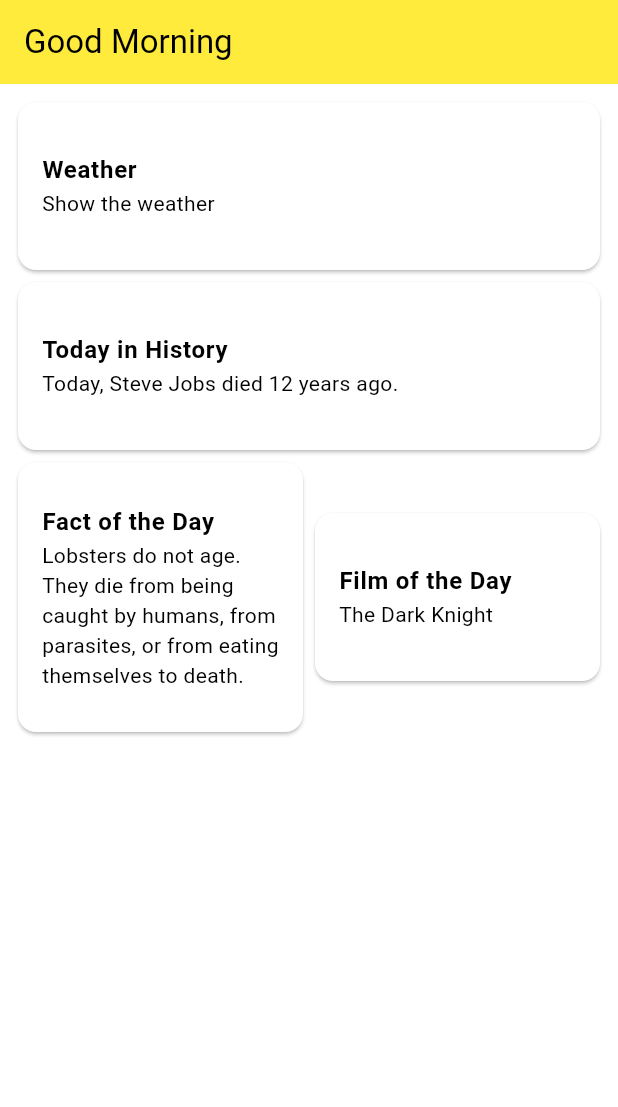
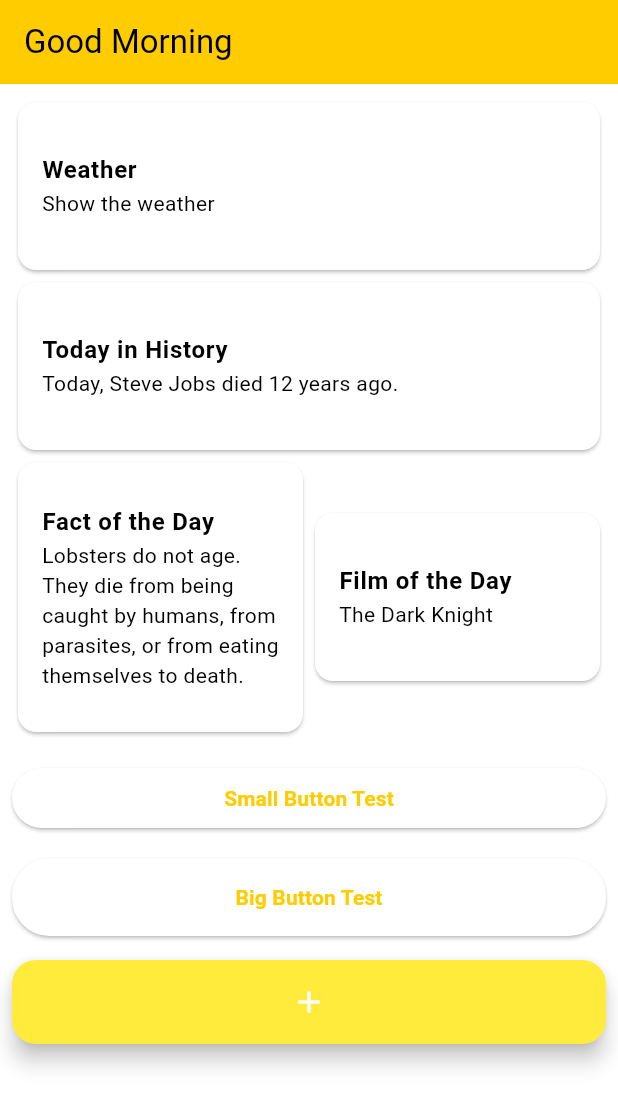
Before and after one commit to gu-tig333-ht23/grupp5, a Flutter app: the screen it shows after launch, on a phone screen of 412 x 824 dp. Shown: the top 1107 px of the screen. Run offline on Flutter 3.47's test engine with Material 3 defaults, Android fonts, the phone set to English and light mode, and no system bars; our stand-ins replace dio.

Commit message:
Common_ui med gemensamma UI element.

```diff
--- a/good_morning/lib/main.dart
+++ b/good_morning/lib/main.dart
@@ -31,7 +31,7 @@ class MyApp extends StatelessWidget {
       title: 'Good Morning',
       theme: lightTheme,
       darkTheme: darkTheme,
-      home: HomePage(),
+      home: const HomePage(),
     );
   }
 }
@@ -39,7 +39,7 @@ class MyApp extends StatelessWidget {
 ThemeData lightTheme = ThemeData(
   primaryColor: Colors.yellow,
   colorScheme: const ColorScheme.light(
-    primary: Colors.yellow,
+    primary: Color(0xFFFFCC00),
   ),
   brightness: Brightness.light,
 );
--- /dev/null
+++ b/good_morning/lib/ui/common_ui.dart
@@ -0,0 +1,78 @@
+import 'package:flutter/material.dart';
+
+Widget buildFullCard(BuildContext context, String title, String description,
+    void Function()? onTapAction) {
+  return Card(
+    color: Theme.of(context).cardColor,
+    child: ListTile(
+      contentPadding:
+          const EdgeInsets.symmetric(vertical: 20.0, horizontal: 16.0),
+      title: Text(title, style: const TextStyle(fontWeight: FontWeight.bold)),
+      subtitle: Text(description),
+      onTap: () {
+        onTapAction?.call();
+      },
+    ),
+  );
+}
+
+Widget buildHalfCard(BuildContext context, String title, String description,
+    void Function()? onTapAction) {
+  return Card(
+    color: Theme.of(context).cardColor,
+    child: ListTile(
+      contentPadding:
+          const EdgeInsets.symmetric(vertical: 20.0, horizontal: 16.0),
+      title: Text(title, style: const TextStyle(fontWeight: FontWeight.bold)),
+      subtitle: Text(description),
+      onTap: () {
+        onTapAction?.call();
+      },
+    ),
+  );
+}
+
+Widget buildSmallButton(
+    BuildContext context, String label, void Function()? onPressed) {
+  return ElevatedButton(
+    onPressed: onPressed,
+    style: ElevatedButton.styleFrom(
+      padding: const EdgeInsets.symmetric(vertical: 8.0, horizontal: 16.0),
+      shape: RoundedRectangleBorder(
+        borderRadius: BorderRadius.circular(20.0),
+      ),
+      backgroundColor: Theme.of(context).colorScheme.onPrimary,
+    ),
+    child: Text(label, style: const TextStyle(fontWeight: FontWeight.bold)),
+  );
+}
+
+Widget buildBigButton(
+    BuildContext context, String label, void Function()? onPressed) {
+  return ElevatedButton(
+    onPressed: onPressed,
+    style: ElevatedButton.styleFrom(
+      padding: const EdgeInsets.symmetric(vertical: 16.0, horizontal: 32.0),
+      shape: RoundedRectangleBorder(
+        borderRadius: BorderRadius.circular(25.0),
+      ),
+      backgroundColor: Theme.of(context).colorScheme.onPrimary,
+    ),
+    child: Text(label, style: const TextStyle(fontWeight: FontWeight.bold)),
+  );
+}
+
+Widget buildFloatingActionButton(
+  BuildContext context,
+  IconData icon,
+  void Function()? onPressed, {
+  Color? backgroundColor,
+  String? tooltip,
+}) {
+  return FloatingActionButton(
+    onPressed: onPressed,
+    backgroundColor: backgroundColor ?? Theme.of(context).primaryColor,
+    tooltip: tooltip,
+    child: Icon(icon),
+  );
+}
--- a/good_morning/lib/ui/home_page.dart
+++ b/good_morning/lib/ui/home_page.dart
@@ -1,3 +1,4 @@
+import 'common_ui.dart';
 import 'package:flutter/material.dart';
 import 'package:good_morning/ui/daily_history_ui.dart';
 import 'package:good_morning/ui/daily_fact/daily_fact_ui.dart';
@@ -5,6 +6,8 @@ import 'package:good_morning/utils/weather.dart';
 import 'package:good_morning/ui/daily_film_page.dart';
 
 class HomePage extends StatefulWidget {
+  const HomePage({super.key});
+
   @override
   HomePageState createState() => HomePageState();
 }
@@ -21,15 +24,15 @@ class HomePageState extends State<HomePage> {
         padding: const EdgeInsets.all(8.0),
         child: ListView(
           children: [
-            _buildFullCard('Weather', 'Show the weather', () {
+            buildFullCard(context, 'Weather', 'Show the weather', () {
               Navigator.push(
                   context,
                   MaterialPageRoute(
                       builder: (BuildContext context) => WeatherPage()));
               print('Navigating to Weather Screen');
             }),
-            _buildFullCard(
-                'Today in History', 'Today, Steve Jobs died 12 years ago.', () {
+            buildFullCard(context, 'Today in History',
+                'Today, Steve Jobs died 12 years ago.', () {
               // Add call to the Today in History screen
               Navigator.push(
                 context,
@@ -43,7 +46,7 @@ class HomePageState extends State<HomePage> {
             Row(
               children: [
                 Expanded(
-                    child: _buildHalfCard('Fact of the Day',
+                    child: buildHalfCard(context, 'Fact of the Day',
                         'Lobsters do not age. They die from being caught by humans, from parasites, or from eating themselves to death.',
                         () {
                   Navigator.push(
@@ -56,7 +59,8 @@ class HomePageState extends State<HomePage> {
                   print('Navigating to Fact of the Day Screen');
                 })),
                 Expanded(
-                  child: _buildHalfCard(
+                  child: buildHalfCard(
+                    context,
                     'Film of the Day',
                     'The Dark Knight',
                     () {
@@ -72,41 +76,26 @@ class HomePageState extends State<HomePage> {
                 ),
               ],
             ),
+            const SizedBox(height: 16.0),
+            buildSmallButton(context, "Small Button Test", () {
+              print("Small Button Pressed!");
+            }),
+            const SizedBox(height: 16.0),
+            buildBigButton(context, "Big Button Test", () {
+              print("Big Button Pressed!");
+            }),
+            const SizedBox(height: 16.0),
+            buildFloatingActionButton(
+              context,
+              Icons.add,
+              () {
+                print("Floating Action Button Pressed!");
+              },
+              tooltip: 'Test',
+            ),
           ],
         ),
       ),
     );
   }
-
-  Widget _buildFullCard(
-      String title, String description, Function onTapAction) {
-    return Card(
-      color: Theme.of(context).cardColor,
-      child: ListTile(
-        contentPadding:
-            const EdgeInsets.symmetric(vertical: 20.0, horizontal: 16.0),
-        title: Text(title, style: const TextStyle(fontWeight: FontWeight.bold)),
-        subtitle: Text(description),
-        onTap: () {
-          onTapAction.call();
-        },
-      ),
-    );
-  }
-
-  Widget _buildHalfCard(
-      String title, String description, Function onTapAction) {
-    return Card(
-      color: Theme.of(context).cardColor,
-      child: ListTile(
-        contentPadding:
-            const EdgeInsets.symmetric(vertical: 20.0, horizontal: 16.0),
-        title: Text(title, style: const TextStyle(fontWeight: FontWeight.bold)),
-        subtitle: Text(description),
-        onTap: () {
-          onTapAction.call();
-        },
-      ),
-    );
-  }
 }
```
Also changed, not shown: good_morning/pubspec.lock, 2 other files.
